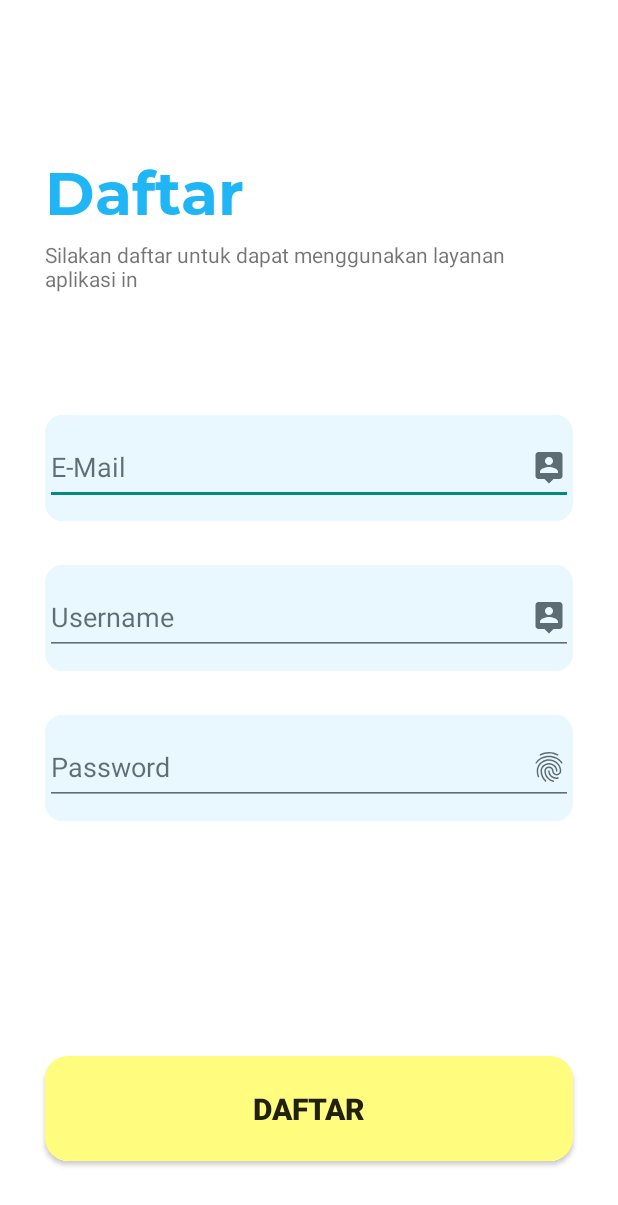
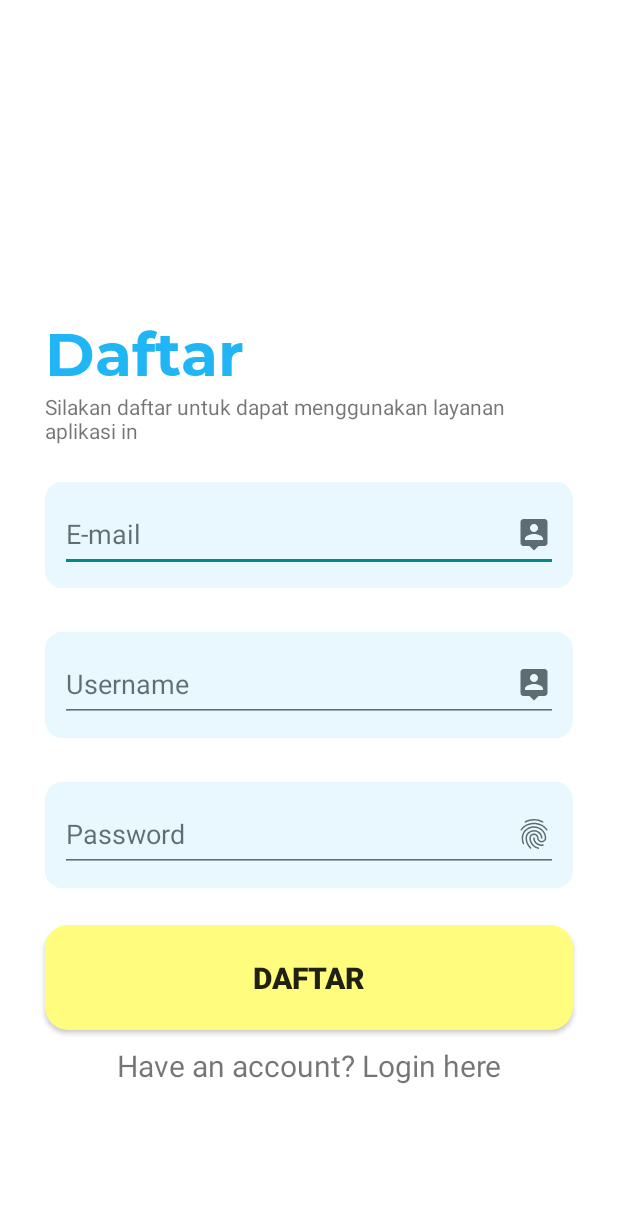
Before and after one commit to dinug-c/anitahrdassistant, an Android app: the SignupActivity screen opened directly, with no data from a screen before it, on a phone screen of 412 x 824 dp. Shown: the top 1205 px of the screen. Run offline under Robolectric (Android 15) with nearby library versions, the phone set to English and light mode, and no system bars; our stand-ins replace Firebase (no records; nobody signed in at launch, a user with empty details on screens opened directly).

Commit message:
improved layout

```diff
--- a/app/src/main/java/com/akhza/anitahrdassistant/activities/SignupActivity.java
+++ b/app/src/main/java/com/akhza/anitahrdassistant/activities/SignupActivity.java
@@ -7,6 +7,7 @@ import android.content.Intent;
 import android.os.Bundle;
 import android.widget.Button;
 import android.widget.EditText;
+import android.widget.TextView;
 import android.widget.Toast;
 
 import com.akhza.anitahrdassistant.R;
@@ -35,6 +36,11 @@ public class SignupActivity extends AppCompatActivity {
         userpassword = findViewById(R.id.user_pass);
 
         Button daftarbtn = findViewById(R.id.daftar_btn);
+        TextView logintxtbtn = findViewById(R.id.logintxt);
+
+        logintxtbtn.setOnClickListener(view -> {
+            startActivity(new Intent(getApplicationContext(), LoginActivity.class));
+        });
 
         daftarbtn.setOnClickListener(view -> {
 
--- a/app/src/main/res/layout/activity_login.xml
+++ b/app/src/main/res/layout/activity_login.xml
@@ -37,9 +37,10 @@
             android:drawablePadding="20sp"
             android:id="@+id/user_email"
             android:layout_width="match_parent"
+            android:layout_margin="10dp"
             android:layout_height="50dp"
             android:layout_gravity="center"
-            android:hint="Username"
+            android:hint="E-mail"
             android:inputType="textEmailAddress" />
 
         <ImageView
@@ -65,6 +66,7 @@
             android:layout_height="50dp"
             android:layout_gravity="center"
             android:hint="Password"
+            android:layout_margin="10dp"
             android:inputType="textPassword" />
 
         <ImageView
--- a/app/src/main/res/layout/activity_signup.xml
+++ b/app/src/main/res/layout/activity_signup.xml
@@ -1,5 +1,5 @@
 <?xml version="1.0" encoding="utf-8"?>
-<androidx.coordinatorlayout.widget.CoordinatorLayout xmlns:android="http://schemas.android.com/apk/res/android"
+<androidx.constraintlayout.widget.ConstraintLayout xmlns:android="http://schemas.android.com/apk/res/android"
     xmlns:app="http://schemas.android.com/apk/res-auto"
     xmlns:tools="http://schemas.android.com/tools"
     android:layout_width="match_parent"
@@ -9,45 +9,58 @@
 
     <TextView
         android:id="@+id/textView"
-        android:layout_width="wrap_content"
+        android:layout_width="match_parent"
         android:layout_height="wrap_content"
+        android:layout_marginHorizontal="30dp"
         android:fontFamily="@font/monsbold"
         android:text="Daftar"
         android:textColor="#20B6F6"
-        android:layout_marginTop="100dp"
-        android:layout_marginHorizontal="30dp"
-        android:textSize="40dp"/>
+        android:textSize="40dp"
+        app:layout_constraintBottom_toTopOf="@+id/textView3"
+        app:layout_constraintEnd_toEndOf="parent"
+        app:layout_constraintStart_toStartOf="parent" />
 
     <TextView
+        android:id="@+id/textView3"
         android:layout_width="match_parent"
         android:layout_height="wrap_content"
+        android:layout_marginHorizontal="30dp"
         android:text="Silakan daftar untuk dapat menggunakan layanan aplikasi in"
-       android:layout_marginHorizontal="30dp"
-       android:layout_marginTop="160dp"
-       />
+        app:layout_constraintBottom_toTopOf="@+id/linearLayout"
+        app:layout_constraintEnd_toEndOf="parent"
+        app:layout_constraintStart_toStartOf="parent"
+        android:layout_marginBottom="20dp"/>
+
+    <LinearLayout
+        android:id="@+id/linearLayout"
+        android:layout_width="wrap_content"
+        android:layout_height="wrap_content"
+        android:orientation="vertical"
+        app:layout_constraintBottom_toTopOf="@+id/daftar_btn"
+        app:layout_constraintEnd_toEndOf="parent"
+        app:layout_constraintStart_toStartOf="parent">
 
         <FrameLayout
             android:layout_width="match_parent"
             android:layout_height="80dp"
             android:layout_marginHorizontal="30dp"
-        android:layout_marginBottom="200dp"
-        android:layout_gravity="center">
+            android:layout_marginBottom="20dp">
 
             <EditText
-            android:drawableRight="@drawable/ic_person_pin_black_24dp"
-            android:drawablePadding="20sp"
                 android:id="@+id/user_email"
                 android:layout_width="match_parent"
                 android:layout_height="50dp"
                 android:layout_gravity="center"
-            android:hint="E-Mail"
+                android:layout_margin="10dp"
+                android:drawableRight="@drawable/ic_person_pin_black_24dp"
+                android:drawablePadding="20sp"
+                android:hint="E-mail"
                 android:inputType="textEmailAddress" />
 
             <ImageView
                 android:layout_width="match_parent"
                 android:layout_height="match_parent"
-            android:src="@drawable/form_bg"
-            />
+                android:src="@drawable/form_bg" />
 
         </FrameLayout>
 
@@ -55,23 +68,23 @@
             android:layout_width="match_parent"
             android:layout_height="80dp"
             android:layout_marginHorizontal="30dp"
-        android:layout_gravity="center">
+            android:layout_marginBottom="20dp">
 
             <EditText
-            android:drawableRight="@drawable/ic_person_pin_black_24dp"
-            android:drawablePadding="20sp"
                 android:id="@+id/user_name"
                 android:layout_width="match_parent"
                 android:layout_height="50dp"
                 android:layout_gravity="center"
+                android:layout_margin="10dp"
+                android:drawableRight="@drawable/ic_person_pin_black_24dp"
+                android:drawablePadding="20sp"
                 android:hint="Username"
                 android:inputType="textPersonName" />
 
             <ImageView
                 android:layout_width="match_parent"
                 android:layout_height="match_parent"
-            android:src="@drawable/form_bg"
-            />
+                android:src="@drawable/form_bg" />
 
         </FrameLayout>
 
@@ -79,38 +92,54 @@
             android:layout_width="match_parent"
             android:layout_height="80dp"
             android:layout_marginHorizontal="30dp"
-        android:layout_gravity="center"
-        android:layout_marginTop="200dp">
+            android:layout_marginBottom="20dp">
 
             <EditText
-            android:drawableRight="@drawable/ic_fingerprint_black_24dp"
-            android:drawablePadding="20sp"
                 android:id="@+id/user_pass"
                 android:layout_width="match_parent"
                 android:layout_height="50dp"
                 android:layout_gravity="center"
+                android:layout_margin="10dp"
+                android:drawableRight="@drawable/ic_fingerprint_black_24dp"
+                android:drawablePadding="20sp"
                 android:hint="Password"
                 android:inputType="textPassword" />
 
             <ImageView
                 android:layout_width="match_parent"
                 android:layout_height="match_parent"
-            android:src="@drawable/form_bg"
-            />
+                android:src="@drawable/form_bg" />
 
         </FrameLayout>
+
+    </LinearLayout>
+
 
     <Button
         android:id="@+id/daftar_btn"
         android:layout_width="match_parent"
         android:layout_height="70dp"
+        android:layout_gravity="bottom"
         android:layout_marginHorizontal="30dp"
         android:background="@drawable/yellow_btn"
         android:text="Daftar"
         android:textSize="20dp"
         android:textStyle="bold"
-        android:layout_gravity="bottom"
-        android:layout_marginBottom="50dp"
-        />
+        android:layout_marginBottom="10dp"
+        app:layout_constraintBottom_toTopOf="@+id/logintxt"
+        app:layout_constraintEnd_toEndOf="parent"
+        app:layout_constraintStart_toStartOf="parent" />
 
-</androidx.coordinatorlayout.widget.CoordinatorLayout>
+    <TextView
+        android:id="@+id/logintxt"
+        android:layout_width="match_parent"
+        android:layout_height="wrap_content"
+        android:layout_marginBottom="100dp"
+        android:text="Have an account? Login here"
+        android:textAlignment="center"
+        android:textSize="20dp"
+        app:layout_constraintBottom_toBottomOf="parent"
+        app:layout_constraintStart_toStartOf="parent" />
+
+
+</androidx.constraintlayout.widget.ConstraintLayout>
```
Lines whose indentation alone changed are shown as unchanged.
